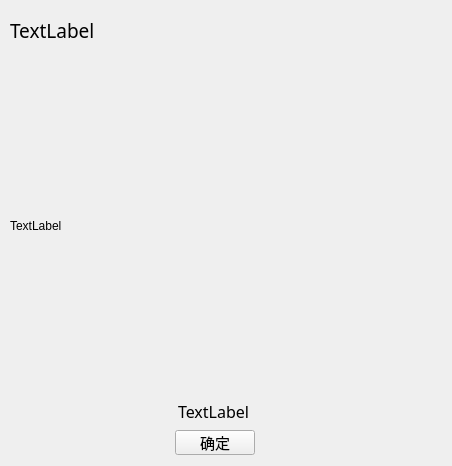
Above: congratulation.ui from 123lxyy/lottery before the change. Below: the same form after it.
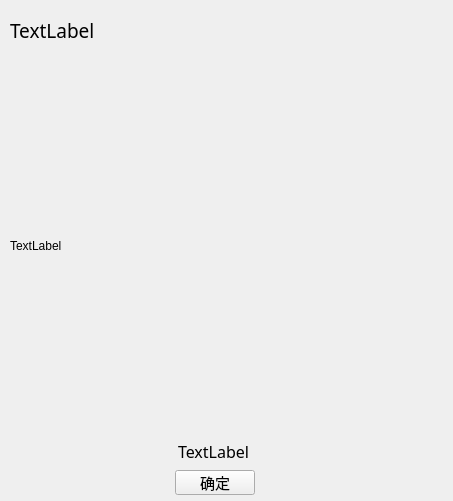
That is the form after the change.

```diff
--- a/congratulation.ui
+++ b/congratulation.ui
@@ -6,8 +6,8 @@
    <rect>
     <x>0</x>
     <y>0</y>
-    <width>452</width>
-    <height>466</height>
+    <width>453</width>
+    <height>501</height>
    </rect>
   </property>
   <property name="windowTitle">
@@ -37,8 +37,8 @@
     <rect>
      <x>10</x>
      <y>70</y>
-     <width>401</width>
-     <height>311</height>
+     <width>431</width>
+     <height>351</height>
     </rect>
    </property>
    <property name="text">
@@ -49,7 +49,7 @@
    <property name="geometry">
     <rect>
      <x>130</x>
-     <y>400</y>
+     <y>440</y>
      <width>166</width>
      <height>22</height>
     </rect>
@@ -100,7 +100,7 @@
    <property name="geometry">
     <rect>
      <x>130</x>
-     <y>430</y>
+     <y>470</y>
      <width>169</width>
      <height>25</height>
     </rect>
```
